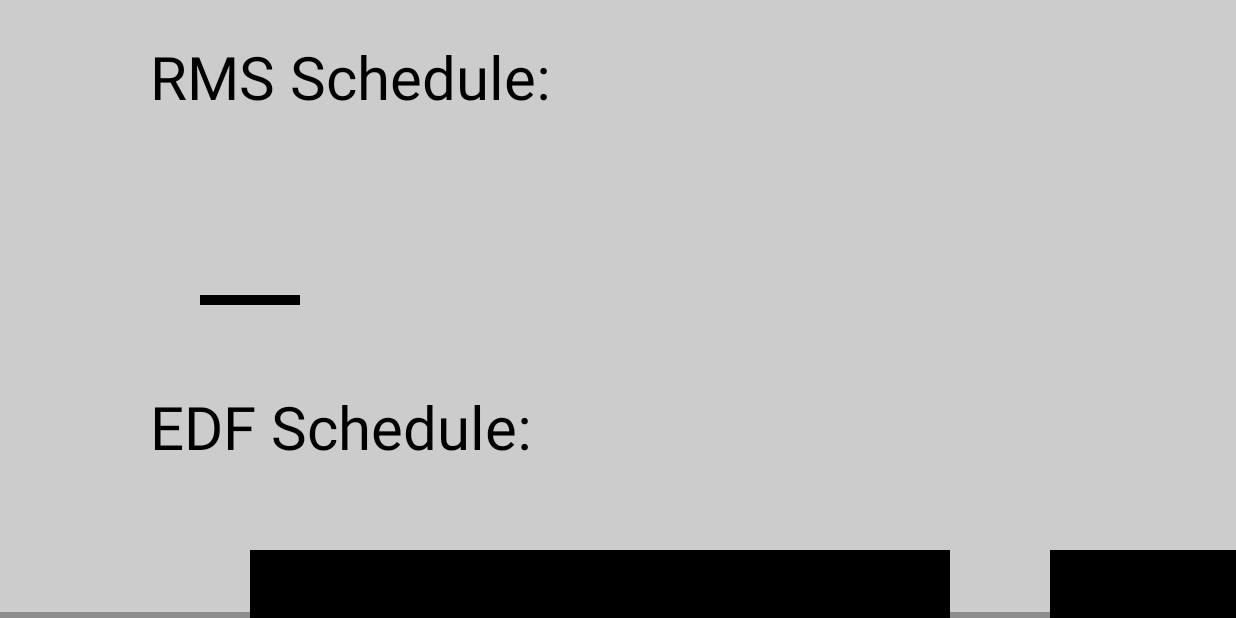
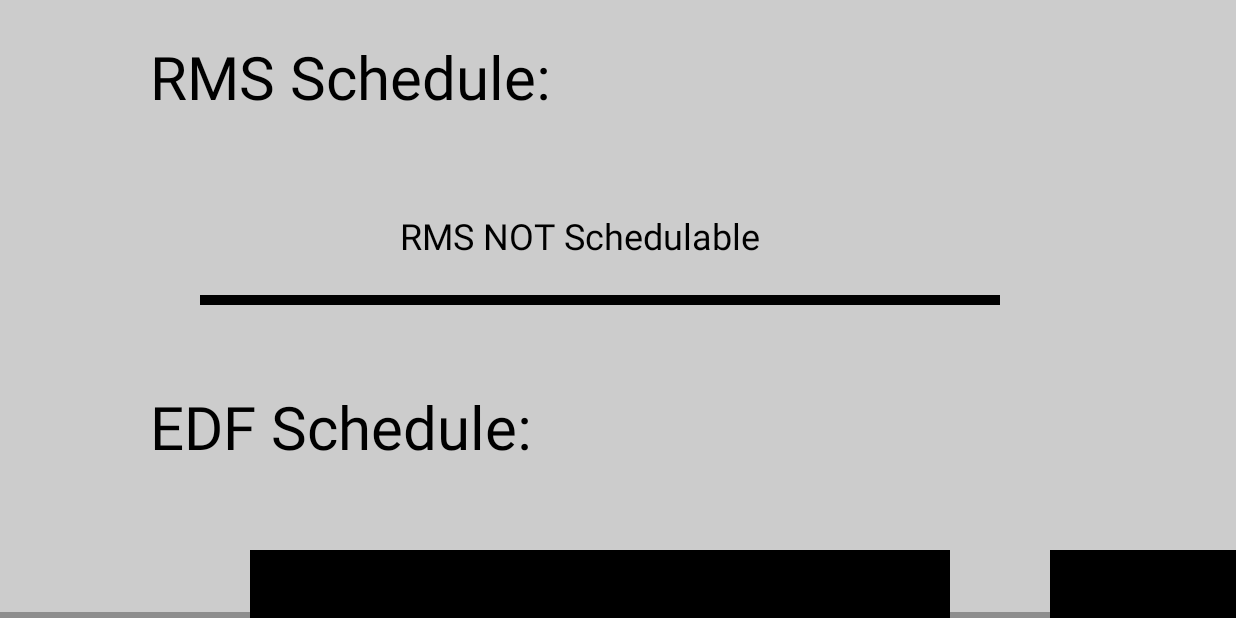
Before and after one commit to ChenfengLiu/RealTimeTaskSimApp, an Android app: the screen it shows after launch (timeScrollingActivity), after a tap on "DRAW", on a phone screen of 824 x 412 dp (held sideways). Run offline under Robolectric (Android 15) with nearby library versions, the phone set to English and light mode, and no system bars; 7 statements that could not run were skipped.

Commit message:
Modified Drawing Function

```diff
--- a/RealTimeSimApp/app/src/main/java/chenfeng/realtimesimapp/timeScrollingActivity.java
+++ b/RealTimeSimApp/app/src/main/java/chenfeng/realtimesimapp/timeScrollingActivity.java
@@ -108,20 +108,26 @@ public class timeScrollingActivity extends AppCompatActivity {
             //TODO
 
             ScheduleRMS mRMSScheduler = new ScheduleRMS(tList);
+            if(mRMSScheduler.getIdArr() != null){
                 RMS_Id = mRMSScheduler.getIdArr();
                 RMS_StartTime = mRMSScheduler.getStartTimeArr();
                 RMS_EndTime = mRMSScheduler.getEndTimeArr();
                 RMS_Instance = mRMSScheduler.getInstanceArr();
                 RMS_Rects = new ArrayList<>();
                 RMS_lineLength = RMS_Id.length;
+            }
+
 
             ScheduleEDF mEDFScheduler = new ScheduleEDF(tList);
+            if(mEDFScheduler.getIdArr() != null){
                 EDF_Id = mEDFScheduler.getIdArr();
                 EDF_StartTime = mEDFScheduler.getStartTimeArr();
                 EDF_EndTime = mEDFScheduler.getEndTimeArr();
                 EDF_Instance = mEDFScheduler.getInstanceArr();
                 EDF_Rects = new ArrayList<>();
                 EDF_lineLength = EDF_Id.length;
+            }
+
 
             //Generate random colors for each unique task
             getRandomColor();
@@ -196,15 +202,24 @@ public class timeScrollingActivity extends AppCompatActivity {
                     }
                 }
 
-
-            } else {
-                //Draw text: "RMS NOT schedulable"
-            }
-
                 //Draw Base Line
                 mPaintLine.setStrokeWidth(10.0f);
                 float lineWidth = (float) RMS_lineLength * SCALE_INDEX;
                 canvas.drawLine((X_PADDING - 50), (float) (Y_RMS + RECT_HEIGHT), (X_PADDING + lineWidth + 50), (float) (Y_RMS + RECT_HEIGHT), mPaintLine);
+
+            } else {
+                //Draw text: "RMS NOT schedulable"
+                float textSize = mPaintText.getTextSize();
+                mPaintText.setTextSize(textSize * 3);
+                canvas.drawText("RMS NOT Schedulable", 0, 19, 400, Y_RMS + 50, mPaintText);
+                mPaintText.setTextSize(textSize);
+                //Draw Base Line
+                mPaintLine.setStrokeWidth(10.0f);
+                canvas.drawLine((X_PADDING - 50), (float) (Y_RMS + RECT_HEIGHT), 1000, (float) (Y_RMS + RECT_HEIGHT), mPaintLine);
+
+            }
+
+
 
         }
 
@@ -232,15 +247,21 @@ public class timeScrollingActivity extends AppCompatActivity {
                     }
                 }
 
-
-            } else {
-                //Draw text: "EDF NOT schedulable"
-            }
-
                 //Draw Base Line
                 mPaintLine.setStrokeWidth(10.0f);
                 float lineWidth = (float) EDF_lineLength * SCALE_INDEX;
                 canvas.drawLine((X_PADDING - 50), (float) (Y_EDF + RECT_HEIGHT), (X_PADDING + lineWidth + 50), (float) (Y_EDF + RECT_HEIGHT), mPaintLine);
+
+            } else {
+                //Draw text: "EDF NOT schedulable"
+                float textSize = mPaintText.getTextSize();
+                mPaintText.setTextSize(textSize * 3);
+                canvas.drawText("EDF NOT Schedulable", 0, 19, 400, Y_EDF + 50, mPaintText);
+                mPaintText.setTextSize(textSize);
+                //Draw Default Base Line
+                mPaintLine.setStrokeWidth(10.0f);
+                canvas.drawLine((X_PADDING - 50), (float) (Y_EDF + RECT_HEIGHT), 1000, (float) (Y_EDF + RECT_HEIGHT), mPaintLine);
+            }
 
         }
 
```
Lines whose indentation alone changed are shown as unchanged.
